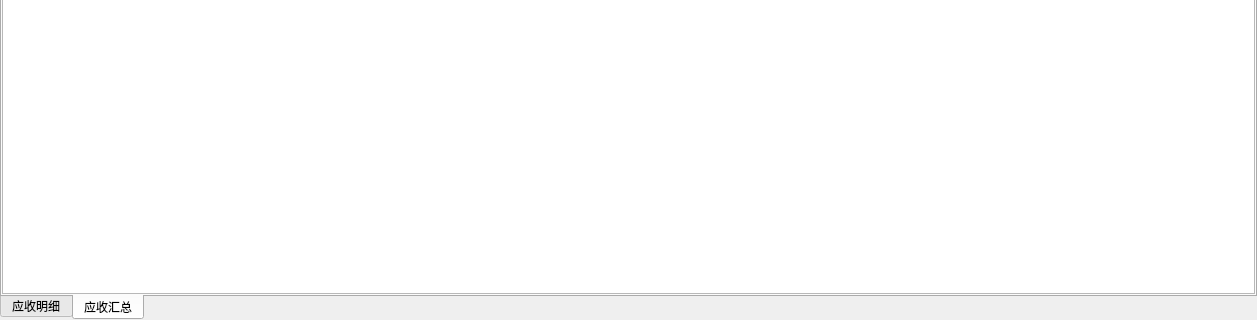
Before: the Qt Designer form CarRentalManagement/ui/tabwidget/receivablewidget.ui in longcp/CarRentalManagement, drawn with Qt 5; both pictures show x 0 to 1257 and y 424 to 744 of the 1257 by 744 pixel window.
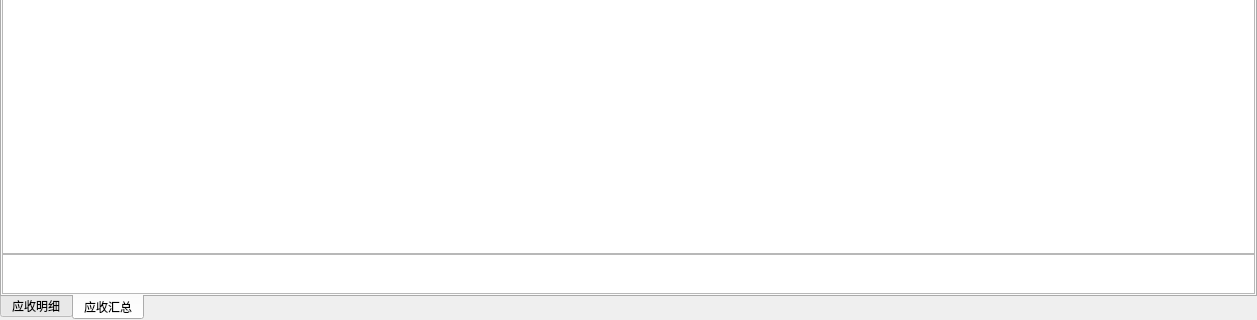
After: the same form once the commit is applied. The open tabs and pages were chosen to show the change.

Commit message: 应收界面：添加合计表格

```diff
--- a/CarRentalManagement/ui/tabwidget/receivablewidget.ui
+++ b/CarRentalManagement/ui/tabwidget/receivablewidget.ui
@@ -562,7 +562,7 @@
       <attribute name="title">
        <string>应收汇总</string>
       </attribute>
-      <layout class="QHBoxLayout" name="summaryHorizonLayout">
+      <layout class="QVBoxLayout" name="verticalLayout_2">
        <property name="spacing">
         <number>0</number>
        </property>
@@ -579,7 +579,17 @@
         <number>0</number>
        </property>
        <item>
-        <widget class="QTableView" name="summaryTableview"/>
+        <widget class="QTableView" name="totalTableview"/>
+       </item>
+       <item>
+        <widget class="QTableView" name="totalSummaryTableview">
+         <property name="maximumSize">
+          <size>
+           <width>16777215</width>
+           <height>40</height>
+          </size>
+         </property>
+        </widget>
        </item>
       </layout>
      </widget>
```
Left out of the diff: 12 changed lines with no effect on the pictures. The commit also changes 3 other files.
